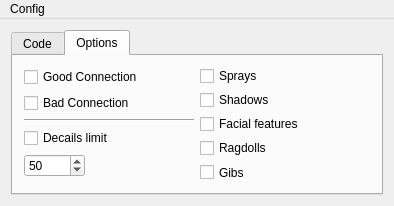
Old version of the form mainwindow.ui in the repository marosiak/Source-Games-Optimizer.
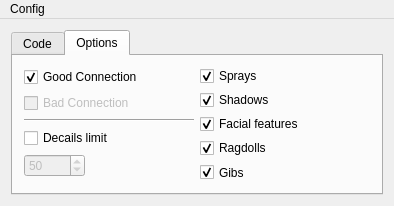
New version of the form.

Patch:
```diff
--- a/mainwindow.ui
+++ b/mainwindow.ui
@@ -82,10 +82,16 @@
             <property name="text">
              <string>Good Connection</string>
             </property>
+            <property name="checked">
+             <bool>true</bool>
+            </property>
            </widget>
           </item>
           <item row="1" column="0">
            <widget class="QCheckBox" name="BadConnection_">
+            <property name="enabled">
+             <bool>false</bool>
+            </property>
             <property name="text">
              <string>Bad Connection</string>
             </property>
@@ -107,6 +113,9 @@
             <property name="text">
              <string>Sprays</string>
             </property>
+            <property name="checked">
+             <bool>true</bool>
+            </property>
            </widget>
           </item>
           <item row="1" column="0">
@@ -114,6 +123,9 @@
             <property name="text">
              <string>Shadows</string>
             </property>
+            <property name="checked">
+             <bool>true</bool>
+            </property>
            </widget>
           </item>
           <item row="2" column="0">
@@ -121,6 +133,9 @@
             <property name="text">
              <string>Facial features</string>
             </property>
+            <property name="checked">
+             <bool>true</bool>
+            </property>
            </widget>
           </item>
           <item row="3" column="0">
@@ -128,6 +143,9 @@
             <property name="text">
              <string>Ragdolls</string>
             </property>
+            <property name="checked">
+             <bool>true</bool>
+            </property>
            </widget>
           </item>
           <item row="4" column="0">
@@ -135,6 +153,9 @@
             <property name="text">
              <string>Gibs</string>
             </property>
+            <property name="checked">
+             <bool>true</bool>
+            </property>
            </widget>
           </item>
          </layout>
@@ -150,6 +171,9 @@
           </item>
           <item row="4" column="0">
            <widget class="QSpinBox" name="spinBox">
+            <property name="enabled">
+             <bool>false</bool>
+            </property>
             <property name="maximum">
              <number>10000</number>
             </property>
```
